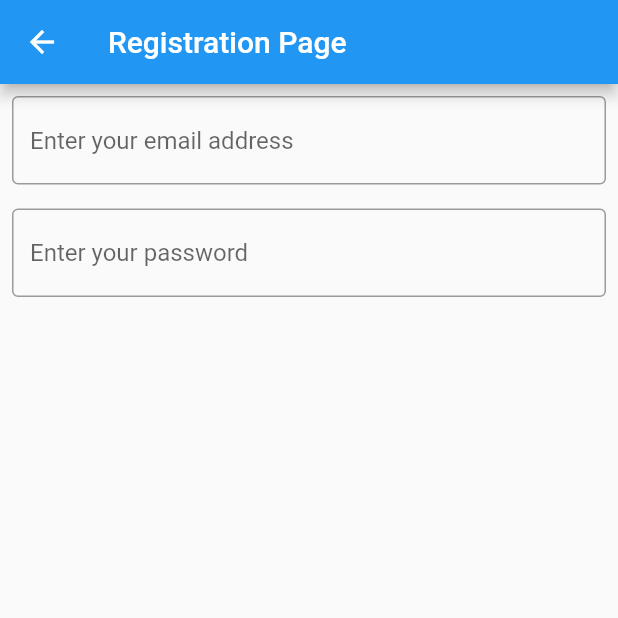
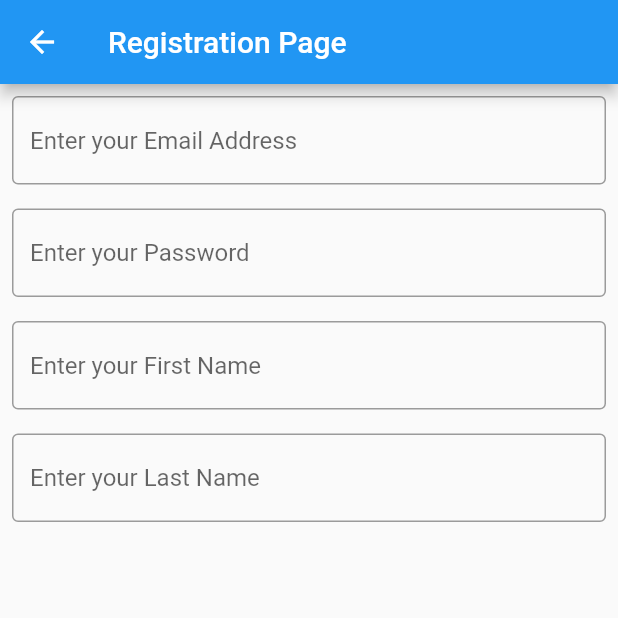
Before and after one commit to patekOnlyPrograms/travel_diary, a Flutter app: the registerPage screen opened directly, on a phone screen of 412 x 824 dp, the top half of it. Run offline on Flutter 3.47's test engine with Material 2 defaults, Android fonts, the phone set to English and light mode, and no system bars.

Commit message:
Added basic skeleton for app

```diff
--- a/lib/registerPage.dart
+++ b/lib/registerPage.dart
@@ -15,7 +15,7 @@ class registerPage extends StatelessWidget {
           child: TextField(
             decoration: InputDecoration(
               border: OutlineInputBorder(),
-              hintText: 'Enter your email address'
+              hintText: 'Enter your Email Address'
             ),
           ),
         ),
@@ -25,10 +25,30 @@ class registerPage extends StatelessWidget {
               obscureText: true,
               decoration: InputDecoration(
                 border: OutlineInputBorder(),
-                hintText: 'Enter your password'
+                hintText: 'Enter your Password'
                 ),
             ),
-          )
+          ),
+          Padding(
+            padding: EdgeInsets.all(8),
+            child: TextField(
+              decoration: InputDecoration(
+                border: OutlineInputBorder(),
+                hintText: 'Enter your First Name'
+              ),
+            ),
+          ),
+          Padding(
+            padding: EdgeInsets.all(8),
+            child: TextField(
+              decoration: InputDecoration(
+                border: OutlineInputBorder(),
+                hintText: 'Enter your Last Name'
+              ),
+            ),
+          ),
+          //BIRTHDAY SELECTOR HERE
+          //https://pub.dev/packages/syncfusion_flutter_datepicker/install
         ],
       ),
     );
```
Also changed, not shown: lib/TextBoxesButtons.dart (+7 -1 lines), lib/mapAndMainScreen.dart (added, +14 -0 lines).
